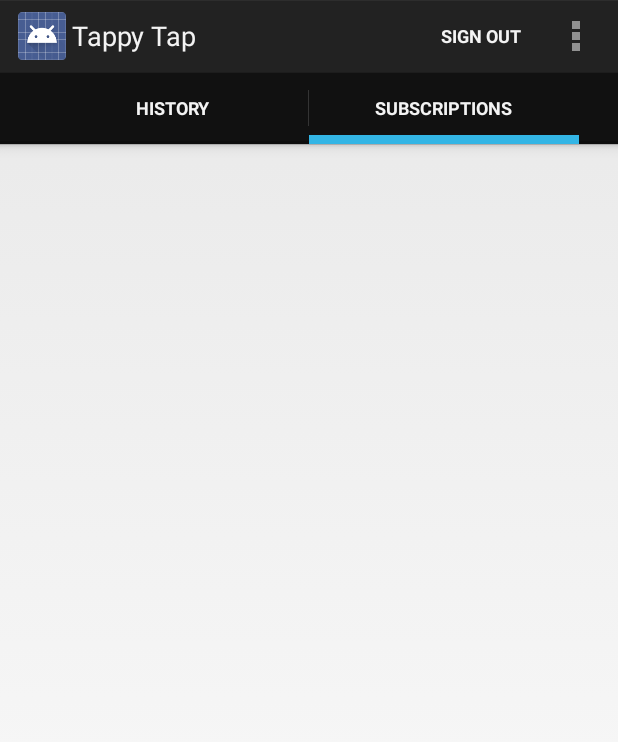
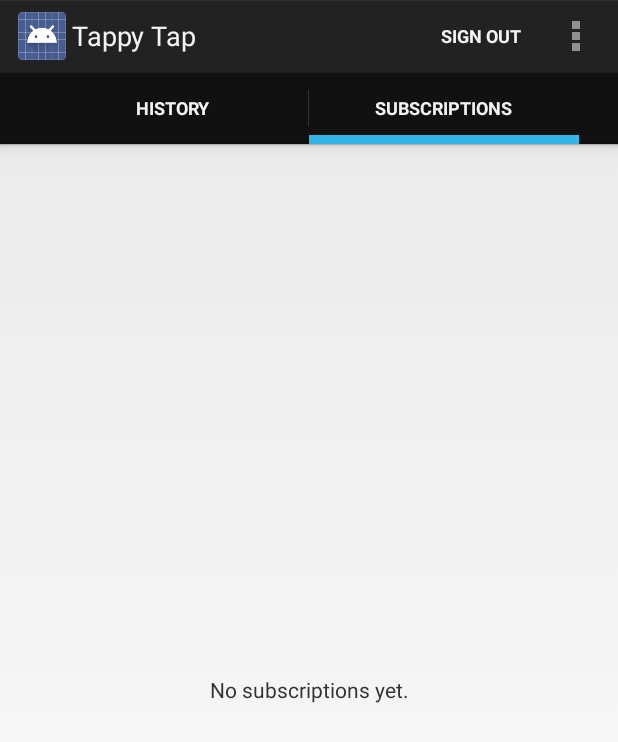
Before and after one commit to mynameistodd/TappyTapProject, an Android app: the screen it shows after launch (MainActivity), tab 2 chosen, on a phone screen of 412 x 824 dp. Shown: the top 742 px of the screen. Run offline under Robolectric (Android 15) with nearby library versions, the phone set to English and light mode, and no system bars; 2 statements that could not run were skipped.

Commit message:
Refresh Subscription list after adding.

```diff
--- a/TappyTap/src/main/java/com/mynameistodd/tappytap/CommonUtility.java
+++ b/TappyTap/src/main/java/com/mynameistodd/tappytap/CommonUtility.java
@@ -7,7 +7,9 @@ import android.content.Intent;
 import android.content.SharedPreferences;
 import android.content.pm.PackageInfo;
 import android.content.pm.PackageManager;
+import android.database.Cursor;
 import android.database.sqlite.SQLiteDatabase;
+import android.provider.BaseColumns;
 import android.util.Log;
 
 import com.google.android.gms.common.ConnectionResult;
@@ -18,8 +20,10 @@ import java.io.OutputStream;
 import java.net.HttpURLConnection;
 import java.net.MalformedURLException;
 import java.net.URL;
+import java.util.ArrayList;
 import java.util.HashMap;
 import java.util.Iterator;
+import java.util.List;
 import java.util.Map;
 import java.util.Random;
 
@@ -283,4 +287,19 @@ public class CommonUtility {
 
         if (rows > 0) { return true; } else { return false; }
     }
+
+    public static List<Subscription> getAllSubscriptions(Context context) {
+        List<Subscription> subscriptions = new ArrayList<Subscription>();
+        MySQLiteOpenHelper helper = new MySQLiteOpenHelper(context);
+        SQLiteDatabase db = helper.getWritableDatabase();
+        Cursor dbCursor = db.query(MySQLiteOpenHelper.SUBSCRIPTION_TABLE_NAME, null, null,null,null,null,null);
+        while (dbCursor.moveToNext())
+        {
+            Subscription sub = new Subscription();
+            sub.setId(dbCursor.getInt(dbCursor.getColumnIndex(BaseColumns._ID)));
+            sub.setName(dbCursor.getString(dbCursor.getColumnIndex(MySQLiteOpenHelper.SUBSCRIPTION_COLUMN_NAME)));
+            subscriptions.add(sub);
+        }
+        return subscriptions;
+    }
 }
--- a/TappyTap/src/main/java/com/mynameistodd/tappytap/MessagesAdapter.java
+++ b/TappyTap/src/main/java/com/mynameistodd/tappytap/MessagesAdapter.java
@@ -38,6 +38,5 @@ public class MessagesAdapter extends ArrayAdapter<Message> {
         dateReceived.setText(msg.getReceived());
 
         return rowView;
-        //return super.getView(position, convertView, parent);
     }
 }
--- a/TappyTap/src/main/java/com/mynameistodd/tappytap/MessagesFragment.java
+++ b/TappyTap/src/main/java/com/mynameistodd/tappytap/MessagesFragment.java
@@ -56,6 +56,7 @@ public class MessagesFragment extends ListFragment {
 
         adapter = new MessagesAdapter(context, R.layout.list_messages, messages);
         setListAdapter(adapter);
+        setEmptyText(context.getString(R.string.nothing_found));
     }
 
     @Override
--- a/TappyTap/src/main/java/com/mynameistodd/tappytap/SectionsPagerAdapter.java
+++ b/TappyTap/src/main/java/com/mynameistodd/tappytap/SectionsPagerAdapter.java
@@ -5,6 +5,12 @@ package com.mynameistodd.tappytap;
  */
 
 import android.content.Context;
+import android.content.Intent;
+import android.nfc.NdefMessage;
+import android.nfc.NdefRecord;
+import android.nfc.NfcAdapter;
+import android.os.Bundle;
+import android.os.Parcelable;
 import android.support.v4.app.Fragment;
 import android.support.v4.app.FragmentManager;
 import android.support.v4.app.FragmentPagerAdapter;
@@ -18,10 +24,13 @@ import java.util.Locale;
 public class SectionsPagerAdapter extends FragmentPagerAdapter {
 
     private Context context;
+    private Intent intent;
+    NdefMessage[] msgs;
 
-    public SectionsPagerAdapter(FragmentManager fm, Context context) {
+    public SectionsPagerAdapter(FragmentManager fm, Context context, Intent intent) {
         super(fm);
         this.context = context;
+        this.intent = intent;
     }
 
     @Override
@@ -29,7 +38,7 @@ public class SectionsPagerAdapter extends FragmentPagerAdapter {
         // getItem is called to instantiate the fragment for the given page.
         // Return a DummySectionFragment (defined as a static inner class
         // below) with the page number as its lone argument.
-        Fragment fragment = new MessagesFragment();
+        Fragment fragment = null;
         switch (position)
         {
             case 0:
@@ -37,11 +46,36 @@ public class SectionsPagerAdapter extends FragmentPagerAdapter {
                 break;
             case 1:
                 fragment = new SubscriptionsFragment();
+                if (NfcAdapter.ACTION_NDEF_DISCOVERED.equals(intent.getAction())) {
+                    Parcelable[] rawMsgs = intent.getParcelableArrayExtra(NfcAdapter.EXTRA_NDEF_MESSAGES);
+                    if (rawMsgs != null) {
+                        msgs = new NdefMessage[rawMsgs.length];
+                        for (int i = 0; i < rawMsgs.length; i++) {
+                            msgs[i] = (NdefMessage) rawMsgs[i];
+                        }
+                    }
+
+                    if (msgs != null && msgs.length > 0)
+                    {
+                        NdefRecord[] records = msgs[0].getRecords();
+                        String payloadText = "";
+                        for (int i=0;i<records.length;i++)
+                        {
+                            if (records[i].getTnf() == NdefRecord.TNF_WELL_KNOWN && records[i].toMimeType() == "text/plain")
+                            {
+                                byte[] payload = records[i].getPayload();
+                                String text = new String(payload);
+                                payloadText += text.substring(3);
+                            }
+                        }
+
+                        Bundle args = new Bundle();
+                        args.putString("followName", payloadText);
+                        fragment.setArguments(args);
+                    }
+                }
                 break;
         }
-        //Bundle args = new Bundle();
-        //args.putInt(DummySectionFragment.ARG_SECTION_NUMBER, position + 1);
-        //fragment.setArguments(args);
         return fragment;
     }
 
@@ -62,28 +96,4 @@ public class SectionsPagerAdapter extends FragmentPagerAdapter {
         }
         return null;
     }
-
-    /**
-     * A dummy fragment representing a section of the app, but that simply
-     * displays dummy text.
-     */
-//    public static class DummySectionFragment extends Fragment {
-//        /**
-//         * The fragment argument representing the section number for this
-//         * fragment.
-//         */
-//        public static final String ARG_SECTION_NUMBER = "section_number";
-//
-//        public DummySectionFragment() {
-//        }
-//
-//        @Override
-//        public View onCreateView(LayoutInflater inflater, ViewGroup container,
-//                                 Bundle savedInstanceState) {
-//            View rootView = inflater.inflate(R.layout.fragment_main_dummy, container, false);
-//            TextView dummyTextView = (TextView) rootView.findViewById(R.id.section_label);
-//            dummyTextView.setText(Integer.toString(getArguments().getInt(ARG_SECTION_NUMBER)));
-//            return rootView;
-//        }
-//    }
 }
--- a/TappyTap/src/main/java/com/mynameistodd/tappytap/SubscriptionsAdapter.java
+++ b/TappyTap/src/main/java/com/mynameistodd/tappytap/SubscriptionsAdapter.java
@@ -32,7 +32,7 @@ public class SubscriptionsAdapter extends ArrayAdapter<Subscription> {
 
         Subscription sub = objects.get(position);
 
-        subscribedTo.setText(sub.getName());
+        subscribedTo.setText(sub.getName() + sub.getId());
 
         return rowView;
     }
--- a/TappyTap/src/main/java/com/mynameistodd/tappytap/SubscriptionsFragment.java
+++ b/TappyTap/src/main/java/com/mynameistodd/tappytap/SubscriptionsFragment.java
@@ -1,16 +1,17 @@
 package com.mynameistodd.tappytap;
 
+import android.app.AlertDialog;
+import android.app.Dialog;
 import android.content.Context;
-import android.database.Cursor;
-import android.database.sqlite.SQLiteDatabase;
+import android.content.DialogInterface;
 import android.os.Bundle;
-import android.provider.BaseColumns;
+import android.support.v4.app.DialogFragment;
 import android.support.v4.app.ListFragment;
 import android.view.Menu;
 import android.view.MenuInflater;
 import android.widget.ArrayAdapter;
+import android.widget.Toast;
 
-import java.util.ArrayList;
 import java.util.List;
 
 public class SubscriptionsFragment extends ListFragment {
@@ -22,38 +23,33 @@ public class SubscriptionsFragment extends ListFragment {
     Context context;
     private ArrayAdapter<Subscription> adapter;
     private List<Subscription> subscriptions;
-    private SQLiteDatabase db;
-    private MySQLiteOpenHelper helper;
-    private Cursor dbCursor;
 
     @Override
     public void onCreate(Bundle savedInstanceState) {
         super.onCreate(savedInstanceState);
-
         context = getActivity();
-
-        helper = new MySQLiteOpenHelper(context);
-        db = helper.getReadableDatabase();
     }
 
     @Override
     public void onResume() {
         super.onResume();
 
-        subscriptions = new ArrayList<Subscription>();
+        subscriptions = CommonUtility.getAllSubscriptions(context);
 
-        dbCursor = db.query(MySQLiteOpenHelper.SUBSCRIPTION_TABLE_NAME, null, null,null,null,null,null);
-        while (dbCursor.moveToNext())
+        adapter = new SubscriptionsAdapter(context, R.layout.list_subscriptions, subscriptions);
+        setListAdapter(adapter);
+        setEmptyText(context.getString(R.string.no_subscriptions));
+
+        Bundle args = getArguments();
+        if (args != null && !args.isEmpty())
         {
-            Subscription sub = new Subscription();
-            sub.setId(dbCursor.getInt(dbCursor.getColumnIndex(BaseColumns._ID)));
-            sub.setName(dbCursor.getString(dbCursor.getColumnIndex(MySQLiteOpenHelper.SUBSCRIPTION_COLUMN_NAME)));
-            subscriptions.add(sub);
+            DialogFragment followDialog = new FollowDialogFragment();
+            followDialog.setArguments(args);
+            followDialog.show(getFragmentManager(),"followDialog");
         }
+    }
 
-        adapter = new SubscriptionsAdapter(context, R.layout.list_subscription_item, subscriptions);
-        setListAdapter(adapter);
-    }
+
 
     @Override
     public void onCreateOptionsMenu(Menu menu, MenuInflater inflater) {
@@ -61,4 +57,39 @@ public class SubscriptionsFragment extends ListFragment {
         inflater.inflate(R.menu.list_subscriptions, menu);
     }
 
+    public class FollowDialogFragment extends DialogFragment
+    {
+        String followName = "empty";
+
+        @Override
+        public Dialog onCreateDialog(Bundle savedInstanceState) {
+            followName = getArguments().getString("followName");
+
+            AlertDialog.Builder builder = new AlertDialog.Builder(getActivity());
+            builder.setMessage("Follow \"" + followName + "\"?")
+                    .setPositiveButton("Yes",new DialogInterface.OnClickListener() {
+                        @Override
+                        public void onClick(DialogInterface dialog, int which) {
+                            CommonUtility.insertSubscription(context, followName);
+                            Toast.makeText(getActivity(), getString(R.string.follow_yes), Toast.LENGTH_SHORT).show();
+                        }
+                    })
+                    .setNegativeButton("Cancel", new DialogInterface.OnClickListener() {
+                        @Override
+                        public void onClick(DialogInterface dialog, int which) {
+                            Toast.makeText(getActivity(), getString(R.string.follow_no), Toast.LENGTH_SHORT).show();
+                        }
+                    });
+            return builder.create();
+        }
+
+        @Override
+        public void onDismiss(DialogInterface dialog) {
+            super.onDismiss(dialog);
+            subscriptions = CommonUtility.getAllSubscriptions(context);
+
+            adapter.clear();
+            adapter.addAll(subscriptions);
+        }
+    }
 }
--- a/TappyTap/src/main/res/layout/list_messages.xml
+++ b/TappyTap/src/main/res/layout/list_messages.xml
@@ -6,7 +6,7 @@
     android:paddingRight="@dimen/activity_horizontal_margin"
     android:paddingTop="@dimen/activity_vertical_margin"
     android:paddingBottom="@dimen/activity_vertical_margin"
-    tools:context=".ListMessages">
+    tools:context=".MessagesFragment">
 
 
     <ListView
@@ -20,7 +20,6 @@
     <TextView
         android:layout_width="wrap_content"
         android:layout_height="wrap_content"
-        android:text="Nothing Found"
         android:id="@android:id/empty"
         android:layout_centerVertical="true"
         android:layout_centerHorizontal="true" />
--- a/TappyTap/src/main/res/layout/list_subscriptions.xml
+++ b/TappyTap/src/main/res/layout/list_subscriptions.xml
@@ -7,7 +7,6 @@
     android:paddingTop="@dimen/activity_vertical_margin"
     android:paddingBottom="@dimen/activity_vertical_margin"
     tools:context=".SubscriptionsFragment">
-
 
     <ListView
         android:layout_width="wrap_content"
@@ -20,7 +19,6 @@
     <TextView
         android:layout_width="wrap_content"
         android:layout_height="wrap_content"
-        android:text="Nothing Found"
         android:id="@android:id/empty"
         android:layout_centerVertical="true"
         android:layout_centerHorizontal="true" />
--- a/TappyTap/src/main/res/values/strings.xml
+++ b/TappyTap/src/main/res/values/strings.xml
@@ -16,5 +16,7 @@
     <string name="title_activity_login">LoginActivity</string>
     <string name="hello_world">Hello world!</string>
     <string name="sign_out">Sign Out</string>
+    <string name="nothing_found">Nothing Found.</string>
+    <string name="no_subscriptions">No subscriptions yet.</string>
 
 </resources>
```
Also changed, not shown: TappyTap/src/main/java/com/mynameistodd/tappytap/MainActivity.java (+4 -65 lines).
